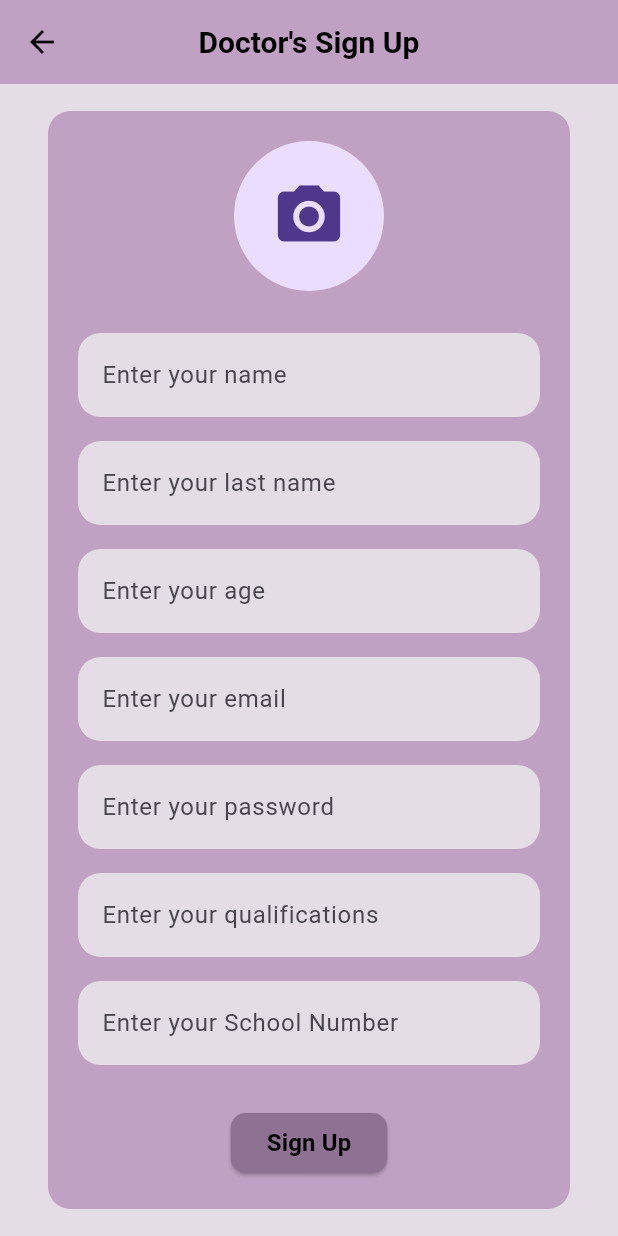
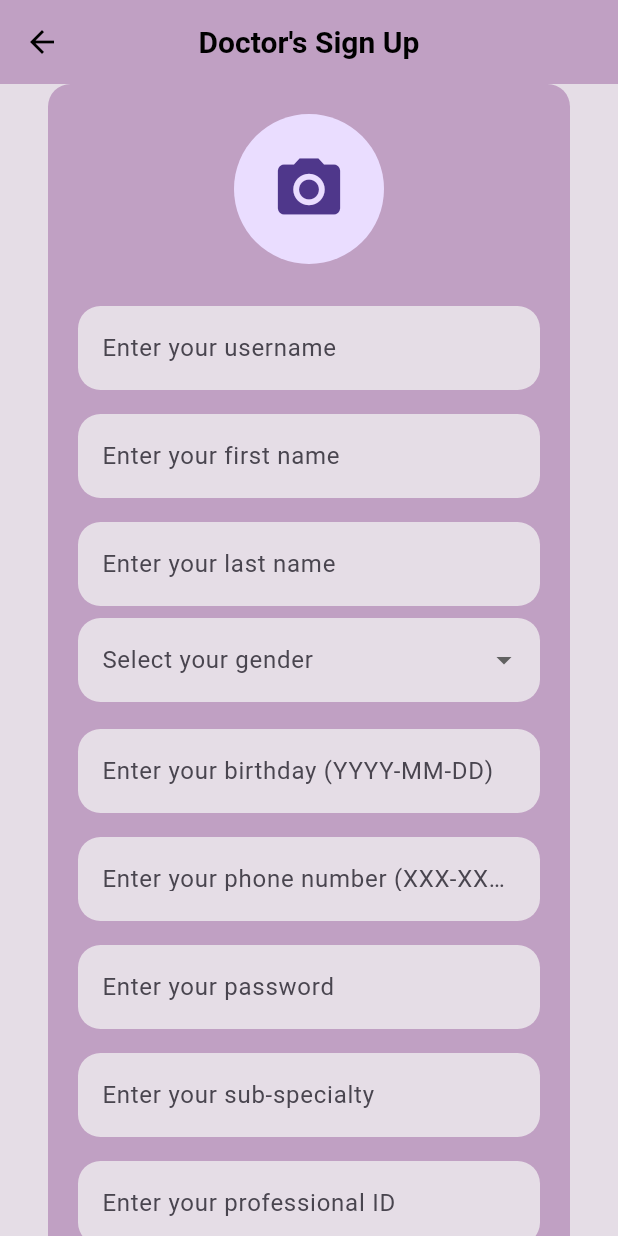
Before and after one commit to Grupo-Diseno-los-hormonales/experimentos_hormonal_care_mobile_frontend-prueba, a Flutter app: the SignUpDoctor screen opened directly, on a phone screen of 412 x 824 dp. Run offline on Flutter 3.47's test engine with Material 3 defaults, Android fonts, the phone set to English and light mode, and no system bars; our stand-ins replace confetti, dio, file_picker, firebase_core, firebase_storage, flutter_spinbox and 3 more; accounts and stored records are empty.

Commit message:
fix: fix sign up to doctor

```diff
--- a/lib/scr/features/iam/presentation/pages/sign_up_doctor.dart
+++ b/lib/scr/features/iam/presentation/pages/sign_up_doctor.dart
@@ -1,3 +1,4 @@
+import 'dart:convert';
 import 'package:flutter/material.dart';
 import 'package:experimentos_hormonal_care_mobile_frontend/scr/features/iam/domain/services/doctor_signup_service.dart';
 import 'package:experimentos_hormonal_care_mobile_frontend/scr/core/utils/usecases/jwt_storage.dart';
@@ -11,52 +12,68 @@ class _SignUpDoctorState extends State<SignUpDoctor> {
   final _formKey = GlobalKey<FormState>();
   final TextEditingController _firstNameController = TextEditingController();
   final TextEditingController _lastNameController = TextEditingController();
-  final TextEditingController _genderController = TextEditingController();
-  final TextEditingController _birthdayController = TextEditingController();
   final TextEditingController _phoneNumberController = TextEditingController();
   final TextEditingController _usernameController = TextEditingController();
   final TextEditingController _passwordController = TextEditingController();
   final TextEditingController _medicalLicenseNumberController = TextEditingController();
   final TextEditingController _subSpecialtyController = TextEditingController();
+  final TextEditingController _birthdayController = TextEditingController(); // Controlador para la fecha
   String _image = '';
+  String? _gender;
 
     void _submit() async {
     if (_formKey.currentState!.validate()) {
       try {
-        final role = await JwtStorage.getRole();
-        if (role == 'ROLE_DOCTOR') {
+        final imageUrl = _image.isNotEmpty
+            ? _image
+            : 'https://hips.hearstapps.com/hmg-prod/images/portrait-of-a-happy-young-doctor-in-his-clinic-royalty-free-image-1661432441.jpg?crop=0.66698xw:1xh;center,top&resize=1200:*';
+
         await DoctorSignUpService.signUpDoctor(
           _usernameController.text,
           _passwordController.text,
           _firstNameController.text,
           _lastNameController.text,
-            _genderController.text,
+          _gender!,
           _phoneNumberController.text,
-            _image,
+          imageUrl,
           _birthdayController.text,
           int.parse(_medicalLicenseNumberController.text),
           _subSpecialtyController.text,
         );
+
+        ScaffoldMessenger.of(context).showSnackBar(
+          const SnackBar(content: Text('Doctor registered successfully!')),
+        );
         Navigator.pop(context);
-        } else {
-          ScaffoldMessenger.of(context).showSnackBar(
-            SnackBar(content: Text('Invalid role')),
-          );
-        }
       } catch (e) {
         ScaffoldMessenger.of(context).showSnackBar(
-          SnackBar(content: Text('Error: $e')),
+          SnackBar(content: Text('Error: ${e.toString()}')),
         );
       }
     }
+  }
+  String? _validateDate(String? value) {
+    if (value == null || value.isEmpty) {
+      return 'Please enter your birthday';
+    }
+    final dateRegex = RegExp(r'^\d{4}-\d{2}-\d{2}$');
+    if (!dateRegex.hasMatch(value)) {
+      return 'Invalid date format. Use YYYY-MM-DD';
+    }
+    try {
+      DateTime.parse(value); // Verifica si la fecha es válida
+    } catch (_) {
+      return 'Invalid date';
+    }
+    return null;
   }
 
   @override
   Widget build(BuildContext context) {
     return Scaffold(
-      backgroundColor: const Color(0xFFE5DDE6), // Fondo de la pantalla
+      backgroundColor: const Color(0xFFE5DDE6),
       appBar: AppBar(
-        backgroundColor: const Color(0xFFC0A0C3), // Fondo morado del AppBar
+        backgroundColor: const Color(0xFFC0A0C3),
         title: const Text("Doctor's Sign Up"),
         centerTitle: true,
         titleTextStyle: const TextStyle(
@@ -78,7 +95,7 @@ class _SignUpDoctorState extends State<SignUpDoctor> {
             child: Container(
               padding: const EdgeInsets.all(20),
               decoration: BoxDecoration(
-                color: const Color(0xFFC0A0C3), // Fondo morado claro del formulario
+                color: const Color(0xFFC0A0C3),
                 borderRadius: BorderRadius.circular(15),
               ),
               child: Form(
@@ -86,10 +103,9 @@ class _SignUpDoctorState extends State<SignUpDoctor> {
                 child: Column(
                   mainAxisAlignment: MainAxisAlignment.center,
                   children: [
-                    // Image upload placeholder
                     GestureDetector(
                       onTap: () {
-                        // Implement image picker here
+                        // Implementa el selector de imágenes aquí
                       },
                       child: CircleAvatar(
                         radius: 50,
@@ -98,18 +114,77 @@ class _SignUpDoctorState extends State<SignUpDoctor> {
                       ),
                     ),
                     const SizedBox(height: 20),
-                    _buildTextField(_firstNameController, 'Enter your name'),
+                    _buildTextField(_usernameController, 'Enter your username'),
+                    _buildTextField(_firstNameController, 'Enter your first name'),
                     _buildTextField(_lastNameController, 'Enter your last name'),
-                    _buildTextField(_birthdayController, 'Enter your age'),
-                    _buildTextField(_usernameController, 'Enter your email'),
+                    DropdownButtonFormField<String>(
+                      value: _gender,
+                      decoration: InputDecoration(
+                        labelText: 'Select your gender',
+                        filled: true,
+                        fillColor: const Color(0xFFE5DDE6),
+                        border: OutlineInputBorder(
+                          borderRadius: BorderRadius.circular(15),
+                          borderSide: BorderSide.none,
+                        ),
+                      ),
+                      items: ['Male', 'Female']
+                          .map((gender) => DropdownMenuItem(
+                                value: gender,
+                                child: Text(gender),
+                              ))
+                          .toList(),
+                      onChanged: (value) {
+                        setState(() {
+                          _gender = value;
+                        });
+                      },
+                      validator: (value) {
+                        if (value == null || value.isEmpty) {
+                          return 'Please select your gender';
+                        }
+                        return null;
+                      },
+                    ),
+                    const SizedBox(height: 10),
+                    _buildTextField(
+                      _birthdayController,
+                      'Enter your birthday (YYYY-MM-DD)',
+                      validator: _validateDate,
+                    ),
+                    _buildTextField(
+                      _phoneNumberController,
+                      'Enter your phone number (XXX-XXX-XXXX)',
+                      validator: (value) {
+                        final phoneRegex = RegExp(r'^\d{3}-\d{3}-\d{4}$');
+                        if (value == null || value.isEmpty) {
+                          return 'Please enter your phone number';
+                        } else if (!phoneRegex.hasMatch(value)) {
+                          return 'Invalid phone number format';
+                        }
+                        return null;
+                      },
+                    ),
                     _buildTextField(_passwordController, 'Enter your password', obscureText: true),
-                    _buildTextField(_subSpecialtyController, 'Enter your qualifications'),
-                    _buildTextField(_medicalLicenseNumberController, 'Enter your School Number'),
+                    _buildTextField(_subSpecialtyController, 'Enter your sub-specialty'),
+                    _buildTextField(
+                      _medicalLicenseNumberController,
+                      'Enter your professional ID',
+                      validator: (value) {
+                        if (value == null || value.isEmpty) {
+                          return 'Please enter your professional ID';
+                        }
+                        if (int.tryParse(value) == null) {
+                          return 'Professional ID must be a number';
+                        }
+                        return null;
+                      },
+                    ),
                     const SizedBox(height: 20),
                     ElevatedButton(
                       onPressed: _submit,
                       style: ElevatedButton.styleFrom(
-                        backgroundColor: const Color(0xFF8F7193), // Fondo morado del botón
+                        backgroundColor: const Color(0xFF8F7193),
                         shape: RoundedRectangleBorder(
                           borderRadius: BorderRadius.circular(10),
                         ),
@@ -133,7 +208,8 @@ class _SignUpDoctorState extends State<SignUpDoctor> {
     );
   }
 
-  Widget _buildTextField(TextEditingController controller, String label, {bool obscureText = false}) {
+  Widget _buildTextField(TextEditingController controller, String label,
+      {bool obscureText = false, String? Function(String?)? validator}) {
     return Padding(
       padding: const EdgeInsets.symmetric(vertical: 8.0),
       child: TextFormField(
@@ -141,14 +217,15 @@ class _SignUpDoctorState extends State<SignUpDoctor> {
         decoration: InputDecoration(
           labelText: label,
           filled: true,
-          fillColor: const Color(0xFFE5DDE6), // Fondo morado claro del campo de texto
+          fillColor: const Color(0xFFE5DDE6),
           border: OutlineInputBorder(
             borderRadius: BorderRadius.circular(15),
             borderSide: BorderSide.none,
           ),
         ),
         obscureText: obscureText,
-        validator: (value) {
+        validator: validator ??
+            (value) {
               if (value == null || value.isEmpty) {
                 return 'Please enter $label';
               }
```
Also changed, not shown: lib/scr/features/iam/domain/services/doctor_signup_service.dart (+28 -19 lines). Lines whose indentation alone changed are shown as unchanged.
